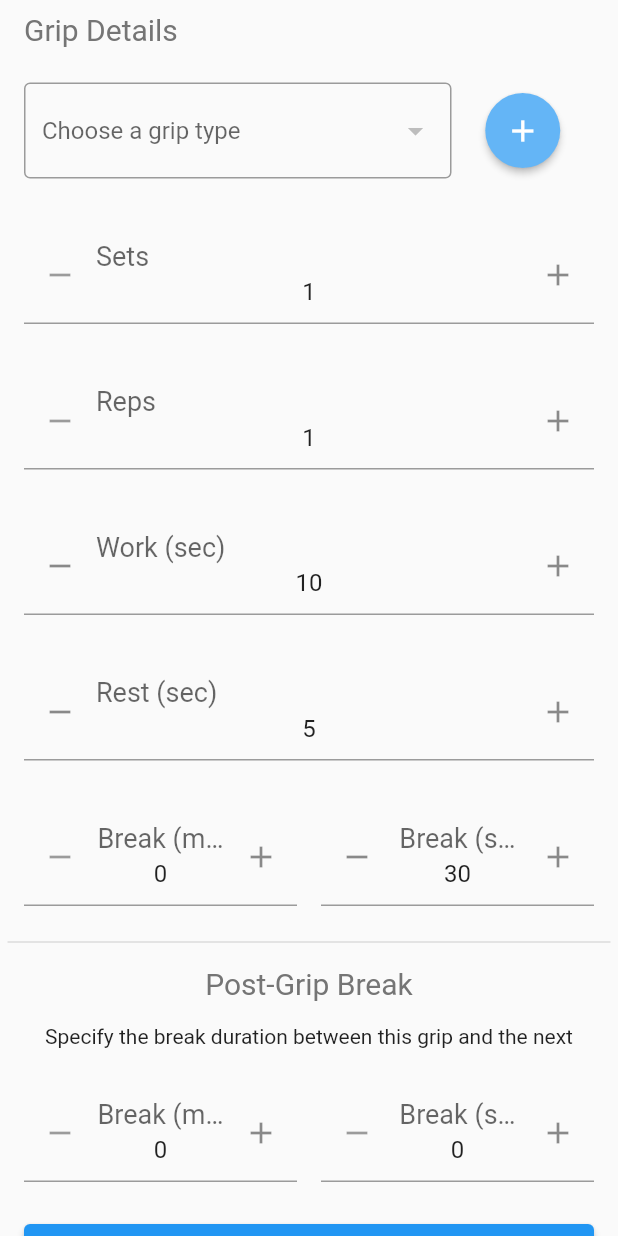
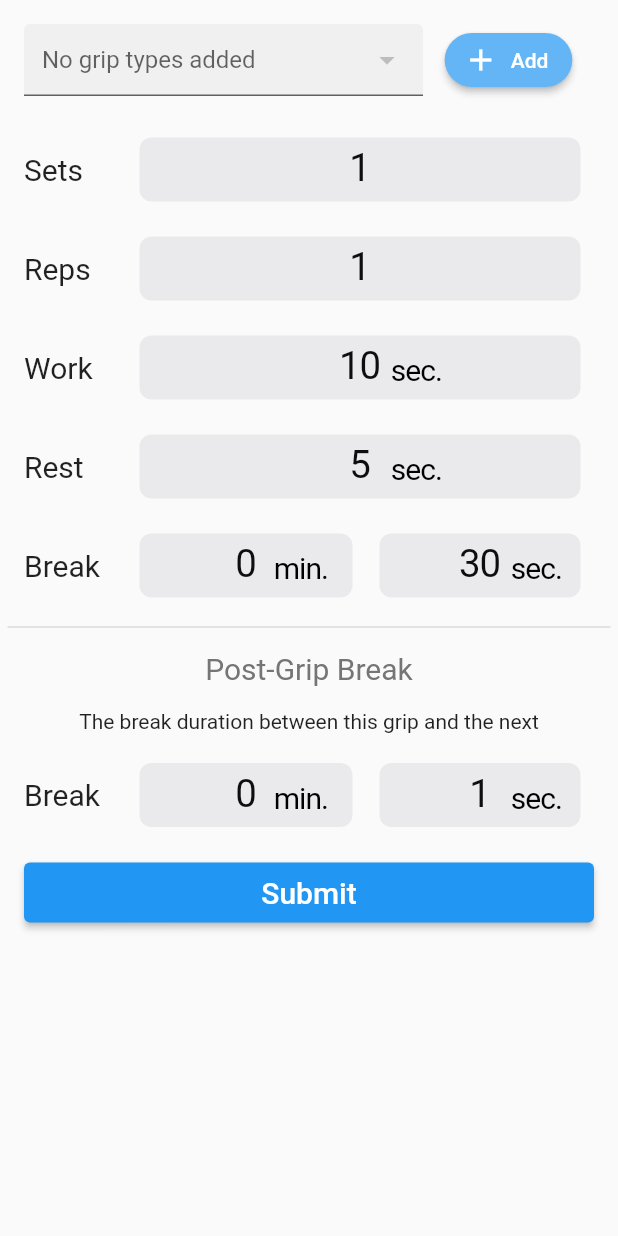
Before and after one commit to gideonmay/CountDown-Hangboard-Timer, a Flutter app: the AddGripForm widget shown alone on an empty page, opened directly with empty values, on a phone screen of 412 x 824 dp. Run offline on Flutter 3.47's test engine with Material 2 defaults, Android fonts, the phone set to English and light mode, and no system bars; drawn by our look-alikes of flutter_spinbox; our stand-ins replace drift, flutter_slidable, just_audio, shared_preferences, step_progress_indicator; accounts and stored records are empty; generated files the repository leaves out were written again.

Commit message:
Changed add grip screen to use NumberPickers

```diff
--- a/lib/forms/add_grip_form.dart
+++ b/lib/forms/add_grip_form.dart
@@ -1,6 +1,6 @@
 import 'package:countdown_app/models/grip_dto.dart';
 import 'package:flutter/material.dart';
-import '../widgets/grip_details_spin_boxes.dart';
+import '../widgets/grip_details_pickers.dart';
 import '../widgets/grip_type_dropdown.dart';
 
 /// A form that allows user to input grip information
@@ -25,17 +25,10 @@ class _AddGripFormState extends State<AddGripForm> {
     return Center(
       child: Form(
         key: _formKey,
-        child: Column(
-          crossAxisAlignment: CrossAxisAlignment.start,
+        child: ListView(
           children: [
-            Padding(
-              padding: const EdgeInsets.fromLTRB(16.0, 8.0, 16.0, 8.0),
-              child: Text('Grip Details',
-                  style:
-                      TextStyle(color: Colors.grey.shade600, fontSize: 20.0)),
-            ),
             GripTypeDropdown(gripDTO: widget.gripDTO),
-            GripDetailsSpinBoxes(gripDTO: widget.gripDTO),
+            GripDetailsPickers(gripDTO: widget.gripDTO),
             _submitButton(),
           ],
         ),
--- a/lib/forms/add_grip_type_form.dart
+++ b/lib/forms/add_grip_type_form.dart
@@ -28,9 +28,8 @@ class _AddGripTypeFormState extends State<AddGripTypeForm> {
               decoration: const InputDecoration(labelText: 'Grip Name'),
               maxLength: 40,
               onSaved: (newValue) {
-                // Convert to lowercase chars if newValue is not null
                 if (newValue != null) {
-                  _gripTypeName = newValue.toLowerCase();
+                  _gripTypeName = newValue;
                 } else {
                   _gripTypeName = newValue;
                 }
--- a/lib/screens/add_grip_screen.dart
+++ b/lib/screens/add_grip_screen.dart
@@ -50,10 +50,9 @@ class _AddGripScreenState extends State<AddGripScreen> {
           title: const Text('Add Grip'),
         ),
         body: SafeArea(
-            child: SingleChildScrollView(
-                child: AddGripForm(
+            child: AddGripForm(
           gripDTO: gripDTO,
           onFormSaved: _createGrip,
-        ))));
+        )));
   }
 }
--- /dev/null
+++ b/lib/widgets/grip_details_pickers.dart
@@ -0,0 +1,192 @@
+import 'package:flutter/material.dart';
+import '../models/grip_dto.dart';
+import '../widgets/number_picker.dart';
+import '../widgets/number_picker_title.dart';
+
+/// A series of NumberPickers allowing the user to choose sets and reps, and the
+/// work, rest, and break durations for a particular grip
+class GripDetailsPickers extends StatefulWidget {
+  final GripDTO gripDTO;
+
+  const GripDetailsPickers({super.key, required this.gripDTO});
+
+  @override
+  State<GripDetailsPickers> createState() => _GripDetailsPickersState();
+}
+
+class _GripDetailsPickersState extends State<GripDetailsPickers> {
+  @override
+  Widget build(BuildContext context) {
+    return Column(
+      crossAxisAlignment: CrossAxisAlignment.center,
+      children: [
+        _setsPicker(),
+        _repsSpinBox(),
+        _workSpinBox(),
+        _restSpinBox(),
+        _breakSpinBoxes(),
+        const Divider(thickness: 1.0, indent: 5.0, endIndent: 5.0),
+        Padding(
+          padding: const EdgeInsets.fromLTRB(16.0, 8.0, 16.0, 8.0),
+          child: Text('Post-Grip Break',
+              style: TextStyle(color: Colors.grey.shade600, fontSize: 20.0)),
+        ),
+        const Padding(
+          padding: EdgeInsets.fromLTRB(16.0, 8.0, 16.0, 8.0),
+          child:
+              Text('The break duration between this grip and the next'),
+        ),
+        _lastBreakSpinBoxes(),
+      ],
+    );
+  }
+
+  /// NumberPicker that allows user to choose number of sets
+  Widget _setsPicker() {
+    return Row(
+      children: [
+        const NumberPickerTitle(title: 'Sets', maxWidth: 60.0),
+        Expanded(
+          child: NumberPicker(
+            initialValue: widget.gripDTO.sets.toInt(),
+            min: 1,
+            max: 20,
+            padding: const EdgeInsets.fromLTRB(8.0, 8.0, 16.0, 8.0),
+            onItemChanged: (newValue) {
+              widget.gripDTO.sets = newValue.toDouble();
+            },
+          ),
+        ),
+      ],
+    );
+  }
+
+  /// NumberPicker that allows user to choose number of reps
+  Widget _repsSpinBox() {
+    return Row(
+      children: [
+        const NumberPickerTitle(title: 'Reps', maxWidth: 60.0),
+        Expanded(
+          child: NumberPicker(
+            initialValue: widget.gripDTO.reps.toInt(),
+            min: 1,
+            max: 20,
+            padding: const EdgeInsets.fromLTRB(8.0, 8.0, 16.0, 8.0),
+            onItemChanged: (newValue) {
+              widget.gripDTO.reps = newValue.toDouble();
+            },
+          ),
+        ),
+      ],
+    );
+  }
+
+  /// NumberPicker that allows user to choose work seconds
+  Widget _workSpinBox() {
+    return Row(
+      children: [
+        const NumberPickerTitle(title: 'Work', maxWidth: 60.0),
+        Expanded(
+          child: NumberPicker(
+            unit: 'sec.',
+            initialValue: widget.gripDTO.workSeconds.toInt(),
+            min: 1,
+            max: 20,
+            padding: const EdgeInsets.fromLTRB(8.0, 8.0, 16.0, 8.0),
+            onItemChanged: (newValue) {
+              widget.gripDTO.workSeconds = newValue.toDouble();
+            },
+          ),
+        ),
+      ],
+    );
+  }
+
+  /// NumberPicker that allows user to choose rest seconds
+  Widget _restSpinBox() {
+    return Row(
+      children: [
+        const NumberPickerTitle(title: 'Rest', maxWidth: 60.0),
+        Expanded(
+          child: NumberPicker(
+            unit: 'sec.',
+            initialValue: widget.gripDTO.restSeconds.toInt(),
+            min: 1,
+            max: 20,
+            padding: const EdgeInsets.fromLTRB(8.0, 8.0, 16.0, 8.0),
+            onItemChanged: (newValue) {
+              widget.gripDTO.restSeconds = newValue.toDouble();
+            },
+          ),
+        ),
+      ],
+    );
+  }
+
+  /// Spin boxes that allows user to choose break minutes and seconds
+  Widget _breakSpinBoxes() {
+    return Row(
+      children: [
+        const NumberPickerTitle(title: 'Break', maxWidth: 60.0),
+        Expanded(
+          child: NumberPicker(
+            unit: 'min.',
+            padding: const EdgeInsets.fromLTRB(8.0, 8.0, 0, 8.0),
+            initialValue: widget.gripDTO.breakMinutes.toInt(),
+            min: 0,
+            max: 30,
+            onItemChanged: (newValue) {
+              widget.gripDTO.breakMinutes = newValue.toDouble();
+            },
+          ),
+        ),
+        Expanded(
+          child: NumberPicker(
+            unit: 'sec.',
+            initialValue: widget.gripDTO.breakSeconds.toInt(),
+            min: 1,
+            max: 60,
+            padding: const EdgeInsets.fromLTRB(0, 8.0, 16.0, 8.0),
+            onItemChanged: (newValue) {
+              widget.gripDTO.breakSeconds = newValue.toDouble();
+            },
+          ),
+        ),
+      ],
+    );
+  }
+
+  /// Spin boxes that allow user to choose break minutes and seconds that occur
+  /// after the last rep for the current grip
+  Widget _lastBreakSpinBoxes() {
+    return Row(
+      children: [
+        const NumberPickerTitle(title: 'Break', maxWidth: 60.0),
+        Expanded(
+          child: NumberPicker(
+            unit: 'min.',
+            padding: const EdgeInsets.fromLTRB(8.0, 8.0, 0, 8.0),
+            initialValue: widget.gripDTO.lastBreakMinutes.toInt(),
+            min: 0,
+            max: 30,
+            onItemChanged: (newValue) {
+              widget.gripDTO.lastBreakMinutes = newValue.toDouble();
+            },
+          ),
+        ),
+        Expanded(
+          child: NumberPicker(
+            unit: 'sec.',
+            initialValue: widget.gripDTO.lastBreakSeconds.toInt(),
+            min: 1,
+            max: 60,
+            padding: const EdgeInsets.fromLTRB(0, 8.0, 16.0, 8.0),
+            onItemChanged: (newValue) {
+              widget.gripDTO.lastBreakSeconds = newValue.toDouble();
+            },
+          ),
+        ),
+      ],
+    );
+  }
+}
--- a/lib/widgets/grip_details_spin_boxes.dart
+++ /dev/null
@@ -1,216 +0,0 @@
-import 'package:flutter/material.dart';
-import 'package:flutter_spinbox/flutter_spinbox.dart';
-import '../models/grip_dto.dart';
-
-/// A series of spin boxes allowing the user to choose sets and reps, and the
-/// work, rest, and break durations for a particular grip
-class GripDetailsSpinBoxes extends StatefulWidget {
-  final GripDTO gripDTO;
-
-  const GripDetailsSpinBoxes({super.key, required this.gripDTO});
-
-  @override
-  State<GripDetailsSpinBoxes> createState() => _GripDetailsSpinBoxesState();
-}
-
-class _GripDetailsSpinBoxesState extends State<GripDetailsSpinBoxes> {
-  @override
-  Widget build(BuildContext context) {
-    return Column(
-      children: [
-        _setsSpinBox(),
-        _repsSpinBox(),
-        _workSpinBox(),
-        _restSpinBox(),
-        _breakSpinBoxes(),
-        const Divider(thickness: 1.0, indent: 5.0, endIndent: 5.0),
-        Padding(
-          padding: const EdgeInsets.fromLTRB(16.0, 8.0, 16.0, 8.0),
-          child: Text('Post-Grip Break',
-              style: TextStyle(color: Colors.grey.shade600, fontSize: 20.0)),
-        ),
-        const Padding(
-          padding: EdgeInsets.fromLTRB(16.0, 8.0, 16.0, 8.0),
-          child:
-              Text('Specify the break duration between this grip and the next'),
-        ),
-        _lastBreakSpinBoxes(),
-      ],
-    );
-  }
-
-  /// Spin box that allows user to choose number of sets
-  Widget _setsSpinBox() {
-    return Padding(
-      padding: const EdgeInsets.all(16.0),
-      child: SpinBox(
-        value: widget.gripDTO.sets,
-        min: 1,
-        max: 20,
-        onChanged: (value) {
-          setState(() {
-            // Do not allow value of zero or lower
-            if (value <= 0) {
-              widget.gripDTO.sets = 1;
-            } else {
-              widget.gripDTO.sets = value;
-            }
-          });
-        },
-        decoration: const InputDecoration(
-            labelText: 'Sets', labelStyle: TextStyle(fontSize: 24.0)),
-      ),
-    );
-  }
-
-  /// Spin box that allows user to choose number of sets
-  Widget _repsSpinBox() {
-    return Padding(
-      padding: const EdgeInsets.all(16.0),
-      child: SpinBox(
-        value: widget.gripDTO.reps,
-        min: 1,
-        max: 20,
-        onChanged: (value) {
-          setState(() {
-            // Do not allow value of zero or lower
-            if (value <= 0) {
-              widget.gripDTO.reps = 1;
-            } else {
-              widget.gripDTO.reps = value;
-            }
-          });
-        },
-        decoration: const InputDecoration(
-            labelText: 'Reps', labelStyle: TextStyle(fontSize: 24.0)),
-      ),
-    );
-  }
-
-  /// Spin box that allow user to choose work seconds
-  Widget _workSpinBox() {
-    return Padding(
-      padding: const EdgeInsets.all(16.0),
-      child: SpinBox(
-        value: widget.gripDTO.workSeconds,
-        min: 1,
-        max: 60,
-        onChanged: (value) {
-          setState(() {
-            widget.gripDTO.workSeconds = value;
-          });
-        },
-        decoration: const InputDecoration(
-            labelText: 'Work (sec)', labelStyle: TextStyle(fontSize: 24.0)),
-      ),
-    );
-  }
-
-  /// Spin box that allow user to choose rest seconds
-  Widget _restSpinBox() {
-    return Padding(
-      padding: const EdgeInsets.all(16.0),
-      child: SpinBox(
-        value: widget.gripDTO.restSeconds,
-        min: 1,
-        max: 60,
-        onChanged: (value) {
-          setState(() {
-            widget.gripDTO.restSeconds = value;
-          });
-        },
-        decoration: const InputDecoration(
-            labelText: 'Rest (sec)', labelStyle: TextStyle(fontSize: 24.0)),
-      ),
-    );
-  }
-
-  /// Spin boxes that allows user to choose break minutes and seconds
-  Widget _breakSpinBoxes() {
-    return Row(
-      children: [
-        Expanded(
-          child: Padding(
-            padding: const EdgeInsets.fromLTRB(16.0, 16.0, 8.0, 16.0),
-            child: SpinBox(
-              value: widget.gripDTO.breakMinutes,
-              min: 0,
-              max: 30,
-              onChanged: (value) {
-                setState(() {
-                  widget.gripDTO.breakMinutes = value;
-                });
-              },
-              decoration: const InputDecoration(
-                  labelText: 'Break (min)',
-                  labelStyle: TextStyle(fontSize: 24.0)),
-            ),
-          ),
-        ),
-        Expanded(
-          child: Padding(
-            padding: const EdgeInsets.fromLTRB(8.0, 16.0, 16.0, 16.0),
-            child: SpinBox(
-              value: widget.gripDTO.breakSeconds,
-              min: 0,
-              max: 60,
-              onChanged: (value) {
-                setState(() {
-                  widget.gripDTO.breakSeconds = value;
-                });
-              },
-              decoration: const InputDecoration(
-                  labelText: 'Break (sec)',
-                  labelStyle: TextStyle(fontSize: 24.0)),
-            ),
-          ),
-        ),
-      ],
-    );
-  }
-
-  /// Spin boxes that allow user to choose break minutes and seconds that occur
-  /// after the last rep for the current grip
-  Widget _lastBreakSpinBoxes() {
-    return Row(
-      children: [
-        Expanded(
-          child: Padding(
-            padding: const EdgeInsets.fromLTRB(16.0, 16.0, 8.0, 16.0),
-            child: SpinBox(
-              value: widget.gripDTO.lastBreakMinutes,
-              min: 0,
-              max: 30,
-              onChanged: (value) {
-                setState(() {
-                  widget.gripDTO.lastBreakMinutes = value;
-                });
-              },
-              decoration: const InputDecoration(
-                  labelText: 'Break (min)',
-                  labelStyle: TextStyle(fontSize: 24.0)),
-            ),
-          ),
-        ),
-        Expanded(
-          child: Padding(
-            padding: const EdgeInsets.fromLTRB(8.0, 16.0, 16.0, 16.0),
-            child: SpinBox(
-              value: widget.gripDTO.lastBreakSeconds,
-              min: 0,
-              max: 60,
-              onChanged: (value) {
-                setState(() {
-                  widget.gripDTO.lastBreakSeconds = value;
-                });
-              },
-              decoration: const InputDecoration(
-                  labelText: 'Break (sec)',
-                  labelStyle: TextStyle(fontSize: 24.0)),
-            ),
-          ),
-        ),
-      ],
-    );
-  }
-}
--- a/lib/widgets/grip_type_dropdown.dart
+++ b/lib/widgets/grip_type_dropdown.dart
@@ -24,20 +24,24 @@ class _GripTypeDropdownState extends State<GripTypeDropdown> {
         mainAxisAlignment: MainAxisAlignment.start,
         children: [
           Flexible(
-            flex: 75,
+            flex: 70,
             child: _buildDropdownFormField(context),
           ),
           Flexible(
-              flex: 25,
+              flex: 30,
               child: Center(
-                child: ElevatedButton(
+                child: ElevatedButton.icon(
+                    style: ButtonStyle(
+                        backgroundColor: MaterialStateProperty.all(
+                            Theme.of(context).colorScheme.secondary),
+                        shape:
+                            MaterialStateProperty.all<RoundedRectangleBorder>(
+                                RoundedRectangleBorder(
+                          borderRadius: BorderRadius.circular(18.0),
+                        ))),
                     onPressed: () => _navigateToAddGripType(context),
-                    style: ElevatedButton.styleFrom(
-                        shape: const CircleBorder(),
-                        backgroundColor:
-                            Theme.of(context).colorScheme.secondary,
-                        fixedSize: const Size(50, 50)),
-                    child: const Icon(Icons.add)),
+                    icon: const Icon(Icons.add),
+                    label: const Text('Add')),
               )),
         ],
       ),
@@ -61,10 +65,15 @@ class _GripTypeDropdownState extends State<GripTypeDropdown> {
 
         return DropdownButtonFormField(
           value: widget.gripDTO.gripTypeID,
-          hint: const Text('Choose a grip type'),
+          hint: Text(getHintText(gripTypes)),
+          isDense: true,
+          isExpanded: true,
           items: gripTypes.map((GripType gripType) {
             return DropdownMenuItem(
-                value: gripType.id, child: Text(gripType.name.toTitleCase()));
+                value: gripType.id,
+                child: Text(
+                  gripType.name,
+                ));
           }).toList(),
           validator: (value) {
             if (value == null) {
@@ -82,12 +91,19 @@ class _GripTypeDropdownState extends State<GripTypeDropdown> {
               widget.gripDTO.gripTypeID = value as int;
             });
           },
-          decoration: const InputDecoration(
-              border: OutlineInputBorder(),
-              labelStyle: TextStyle(fontSize: 24.0)),
+          decoration: const InputDecoration(filled: true),
         );
       },
     );
+  }
+
+  /// Returns a hint String based on the length of the gripTypes list
+  String getHintText(List<GripType> gripTypes) {
+    if (gripTypes.isEmpty) {
+      return 'No grip types added';
+    }
+
+    return 'Choose a grip type';
   }
 
   /// Navigates to the AddGripType widget
--- a/lib/widgets/reorderable_grip_list.dart
+++ b/lib/widgets/reorderable_grip_list.dart
@@ -44,7 +44,7 @@ class _ReorderableGripListState extends State<ReorderableGripList> {
   /// Specifies details about the given grip
   Text _subitleText(GripWithGripType grip) {
     return Text(
-      'Sets: ${grip.entry.setCount}, Reps: ${grip.entry.repCount}, W: ${grip.entry.workSeconds}s, R: ${grip.entry.restSeconds}s, B: ${grip.entry.breakMinutes}m${grip.entry.breakSeconds}s',
+      'Sets ${grip.entry.setCount} | Reps ${grip.entry.repCount} | W ${grip.entry.workSeconds}s | R ${grip.entry.restSeconds}s | B ${grip.entry.breakMinutes}m${grip.entry.breakSeconds}s',
       style: const TextStyle(fontSize: 12.0),
     );
   }
@@ -68,7 +68,7 @@ class _ReorderableGripListState extends State<ReorderableGripList> {
               index: index, child: const Icon(Icons.drag_handle)),
         ),
         const Divider(
-          indent: 70,
+          indent: 45,
           endIndent: 5,
           thickness: 1.0,
           height: 1,
```
